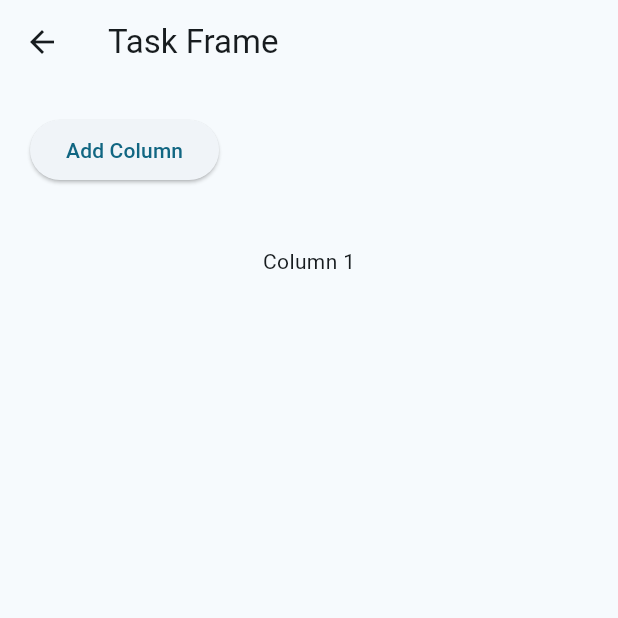
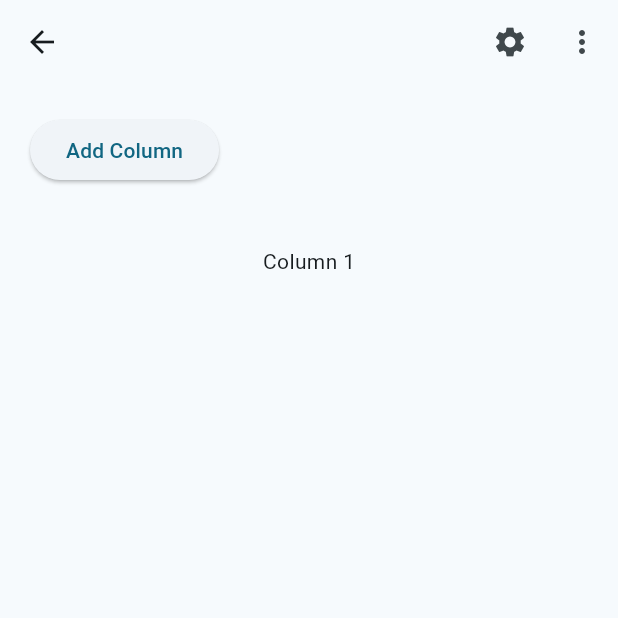
Before and after one commit to Natmoy-LETU/-chokhmah-, a Flutter app: the screen it shows after launch, after a tap on "Go to TaskFrame Screen", on a phone screen of 412 x 824 dp, the top half of it. Run offline on Flutter 3.47's test engine with Material 3 defaults, Android fonts, the phone set to English and light mode, and no system bars; statements that could not run were skipped.

Commit message:
added the appbar buttons to nathan's task screen

```diff
--- a/chokmah_productivity_tracker/lib/main.dart
+++ b/chokmah_productivity_tracker/lib/main.dart
@@ -38,7 +38,7 @@ class Chokmah extends StatelessWidget {
       initialRoute: '/',
       routes: {
         '/': (context) => const MainMenu(title: 'Start Page'),
-        '/settings': (context) => SettingsFrame(),
+        '/settings': (context) => Settings(title: 'Settings',),
         '/task_frame': (context) => TaskFrame(task: Task()),
         '/task': (context) => Task(),
         '/method':(context) => MethodMenu(title: 'Methods'),
--- a/chokmah_productivity_tracker/lib/task_frame.dart
+++ b/chokmah_productivity_tracker/lib/task_frame.dart
@@ -2,7 +2,7 @@ import 'package:flutter/material.dart';
 import 'task.dart';
 
 class TaskFrame extends StatefulWidget {
-  const TaskFrame({Key? key}) : super(key: key);
+  const TaskFrame({Key? key, required Task task}) : super(key: key);
 
   @override
   _TaskFrameState createState() => _TaskFrameState();
@@ -21,8 +21,26 @@ class _TaskFrameState extends State<TaskFrame> {
   Widget build(BuildContext context) {
     return Scaffold(
       appBar: AppBar(
-        title: const Text('Task Frame'),
-      ),
+        actions: <Widget>[
+          IconButton(
+            icon: const Icon(Icons.settings),
+            tooltip: 'Settings',
+
+            onPressed: () {
+              Navigator.pushNamed(context, '/settings');
+             }
+            ),
+          IconButton(
+            icon: const Icon(Icons.more_vert),
+            tooltip: 'Methods',
+
+            onPressed: () {
+              Navigator.pushNamed(context, '/method');
+             }
+            )
+          ]
+        ),
+
       body: Padding(
         padding: const EdgeInsets.all(20.0),
         child: Column(
```
